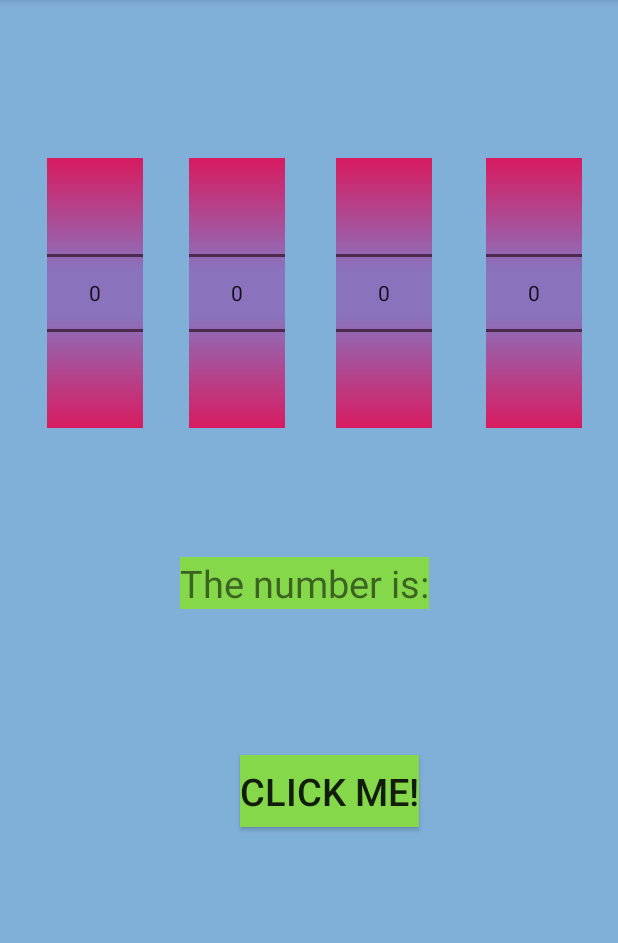
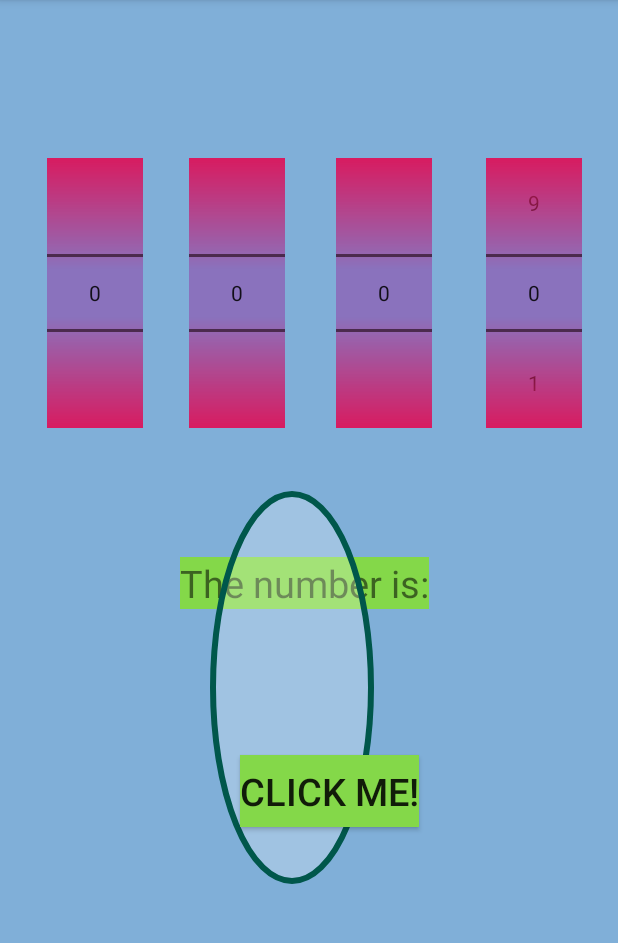
Before and after one commit to yangrhy/NumberGame, an Android app: the screen it shows after launch (MainActivity), on a phone screen of 412 x 824 dp, the part 84-1027 px from its top. Run offline under Robolectric (Android 15) with nearby library versions, the phone set to English and light mode, and no system bars.

Commit message:
Made textView circle transparent

```diff
--- a/app/src/main/AndroidManifest.xml
+++ b/app/src/main/AndroidManifest.xml
@@ -11,7 +11,7 @@
         android:theme="@style/AppTheme">
         <meta-data
             android:name="com.google.android.actions"
-            android:resource="@xml/shape" />
+            android:resource="@drawable/shape" />
 
         <activity android:name=".MainActivity">
             <intent-filter>
--- a/app/src/main/java/com/example/numbergame/MainActivity.java
+++ b/app/src/main/java/com/example/numbergame/MainActivity.java
@@ -24,6 +24,10 @@ public class MainActivity extends AppCompatActivity {
         numPicker2 = (NumberPicker)findViewById(R.id.numPicker2);
         numPicker3 = (NumberPicker)findViewById(R.id.numPicker3);
         numPicker4 = (NumberPicker)findViewById(R.id.numPicker4);
-        oval = (TextView)findViewById(R.id.) // set a textView into activity_main.xml to use this
+        oval = (TextView)findViewById(R.id.ovalShape); // set a textView into activity_main.xml to use this
+
+        numPicker1.setMinValue(0);
+        numPicker1.setMaxValue(9);
+
     }
 }
--- a/app/src/main/res/drawable/shape.xml
+++ b/app/src/main/res/drawable/shape.xml
@@ -3,7 +3,7 @@
     android:shape="oval">
 
     <solid
-        android:color="@color/colorPrimary">
+        android:color="@color/colorWhite">
     </solid>
     <stroke
         android:color="@color/colorPrimaryDark"
--- a/app/src/main/res/layout/activity_main.xml
+++ b/app/src/main/res/layout/activity_main.xml
@@ -85,4 +85,15 @@
         android:text="@string/buttonInfo"
         android:textSize="@dimen/answerSize" />
 
+    <TextView
+        android:id="@+id/ovalShape"
+        android:layout_width="109dp"
+        android:layout_height="262dp"
+        android:layout_alignParentStart="true"
+        android:layout_alignParentTop="true"
+        android:layout_marginStart="140dp"
+        android:layout_marginTop="327dp"
+        android:background="@drawable/shape"
+        android:textSize="@dimen/answerSize" />
+
 </RelativeLayout>
--- a/app/src/main/res/values/colors.xml
+++ b/app/src/main/res/values/colors.xml
@@ -6,5 +6,6 @@
     <color name="colorAccent">#D81B60</color>
     <color name="colorNumPicker">#8A72BD</color>
     <color name="colorAnswer">#84D849</color>
+    <color name="colorWhite">#40FFFFFF</color>
 
 </resources>
```
